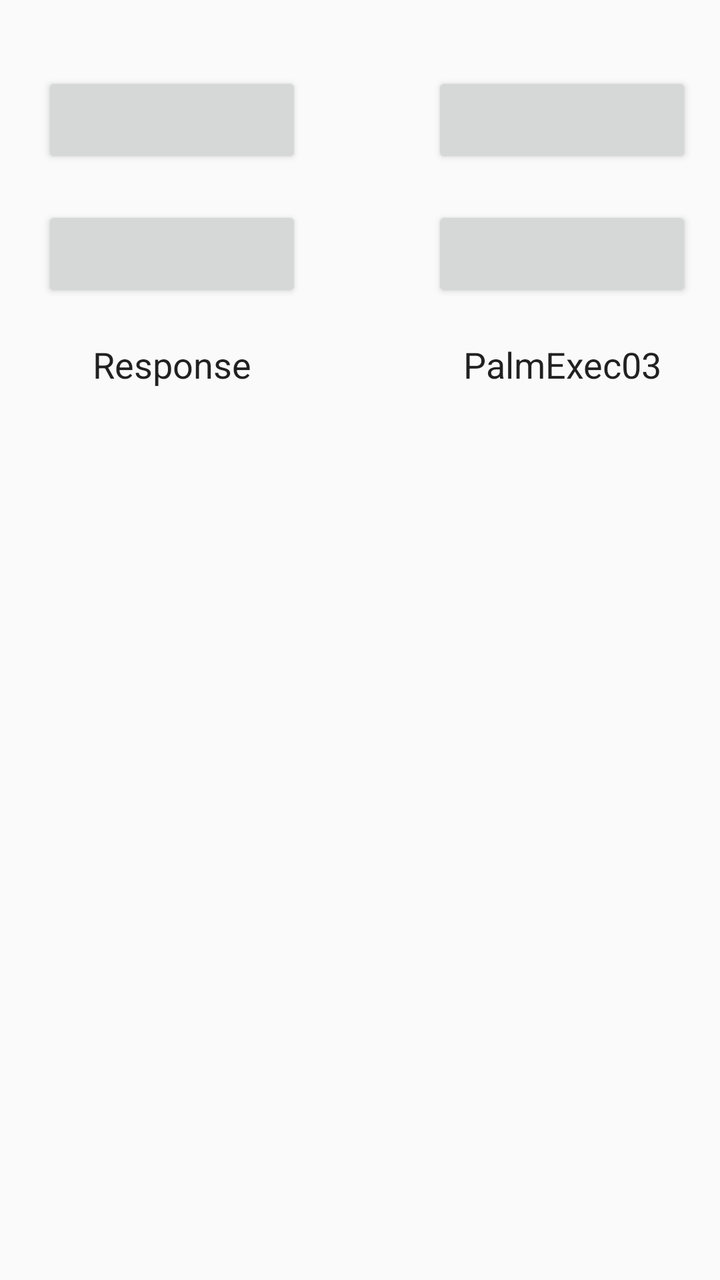
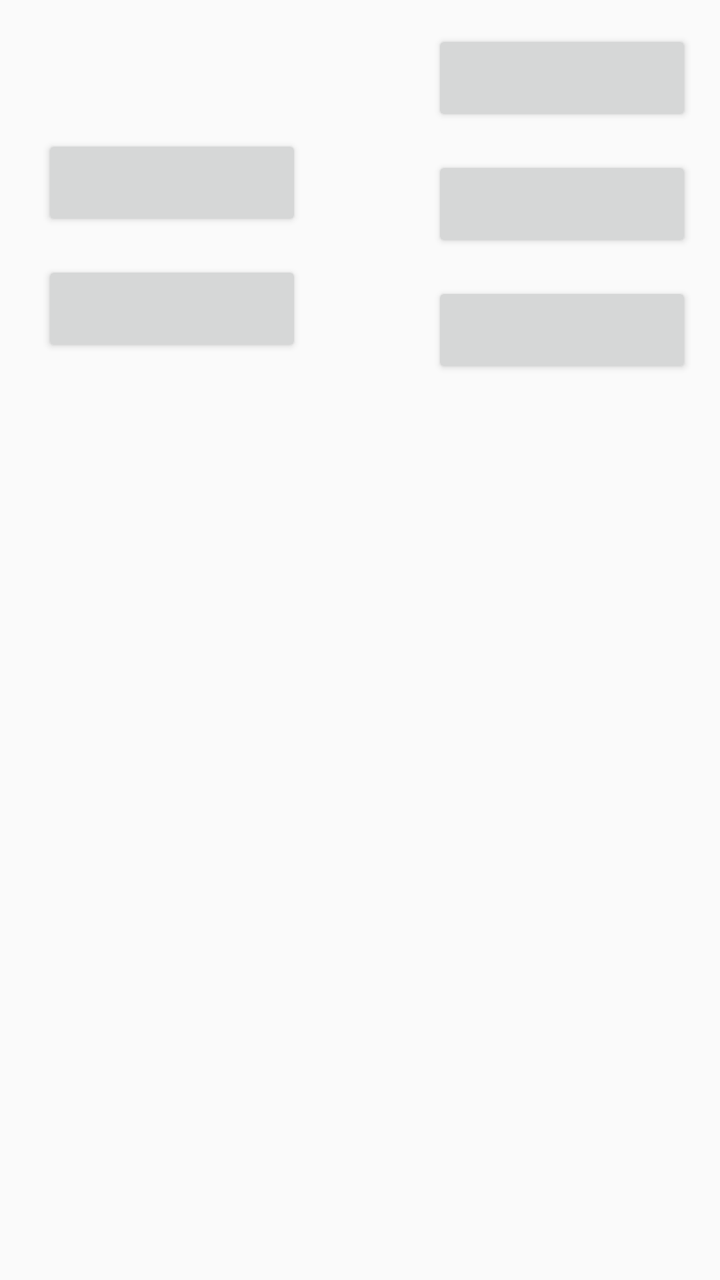

Compare the two renders of this Android layout. The source of the first and the diff that turns it into the second are given below.
<!-- AndroidManifest.xml: application theme AppTheme -->
<!-- res/layout/activity_main.xml -->
<?xml version="1.0" encoding="utf-8"?>
<RelativeLayout xmlns:android="http://schemas.android.com/apk/res/android"
    xmlns:tools="http://schemas.android.com/tools"
    android:fitsSystemWindows="true"
    android:layout_width="match_parent"
    android:layout_height="match_parent"
    tools:context=".MainActivity">

    <Button
        android:id="@+id/btnConnect"
        android:layout_width="130dp"
        android:layout_height="wrap_content"
        android:layout_alignParentStart="true"
        android:layout_alignParentTop="true"
        android:layout_marginStart="21dp"
        android:layout_marginTop="36dp" />

    <Button
        android:id="@+id/btnStart"
        android:layout_width="130dp"
        android:layout_height="wrap_content"
        android:layout_alignParentStart="true"
        android:layout_alignParentTop="true"
        android:layout_marginStart="216dp"
        android:layout_marginTop="36dp" />

    <Button
        android:id="@+id/btnScripts"
        android:layout_width="130dp"
        android:layout_height="wrap_content"
        android:layout_below="@+id/btnConnect"
        android:layout_alignParentStart="true"
        android:layout_marginStart="21dp"
        android:layout_marginTop="19dp"
        android:layout_toEndOf="@+id/btnConnect" />

    <Button
        android:id="@+id/btnAbort"
        android:layout_width="130dp"
        android:layout_height="wrap_content"
        android:layout_below="@+id/btnStart"
        android:layout_alignParentStart="true"
        android:layout_marginStart="216dp"
        android:layout_marginTop="19dp"
        android:layout_toEndOf="@+id/btnStart" />

    <TextView
        android:id="@+id/lblResponse"
        android:layout_width="130dp"
        android:layout_height="wrap_content"
        android:layout_below="@+id/btnAbort"
        android:layout_alignParentStart="true"
        android:layout_marginStart="21dp"
        android:layout_marginTop="19dp"
        android:text="@string/response"
        android:textAlignment="center"
        android:textAppearance="@style/TextAppearance.Compat.Notification"
        android:textSize="18sp" />

    <TextView
        android:id="@+id/appName"
        android:layout_width="130dp"
        android:layout_height="wrap_content"
        android:layout_below="@+id/btnAbort"
        android:layout_alignParentStart="true"
        android:layout_marginStart="216dp"
        android:layout_marginTop="19dp"
        android:text="@string/app_name"
        android:textAlignment="center"
        android:textAppearance="@style/TextAppearance.Compat.Notification"
        android:textSize="18sp" />

    <ListView
        android:id="@+id/listMeasure"
        android:layout_width="584dp"
        android:layout_height="wrap_content"
        android:layout_below="@+id/lblResponse"
        android:layout_alignParentStart="true"
        android:layout_alignParentEnd="true"
        android:layout_alignParentBottom="true"
        android:layout_marginStart="16dp"
        android:layout_marginLeft="0dp"
        android:layout_marginTop="12dp"
        android:layout_marginEnd="16dp"
        android:layout_marginRight="0dp"
        android:layout_marginBottom="50dp"
        android:fontFamily="monospace"
        android:gravity="bottom" />

</RelativeLayout>
<!-- resources referenced by this layout -->
<resources>
  <string name="app_name">PalmExec03</string>
  <string name="response">Response</string>
  <style name="AppTheme" parent="Theme.AppCompat.Light.NoActionBar" />
</resources>

<!-- the commit's change to res/layout/activity_main.xml (unified diff, before → after) -->
@@ -6,85 +6,81 @@
     android:layout_height="match_parent"
     tools:context=".MainActivity">
 
-    <Button
-        android:id="@+id/btnConnect"
+    <TextView
+        android:id="@+id/lbl_appname"
         android:layout_width="130dp"
         android:layout_height="wrap_content"
         android:layout_alignParentStart="true"
         android:layout_alignParentTop="true"
         android:layout_marginStart="21dp"
-        android:layout_marginTop="36dp" />
+        android:layout_marginTop="28dp"
+        android:textAlignment="center"
+        android:textColor="#000000"
+        android:textSize="18sp"/>
 
     <Button
-        android:id="@+id/btnStart"
+        android:id="@+id/btn_connect"
+        android:layout_width="130dp"
+        android:layout_height="wrap_content"
+        android:layout_alignParentStart="true"
+        android:layout_below="@+id/lbl_appname"
+        android:layout_marginStart="21dp"
+        android:layout_marginTop="15dp"
+        android:textColor="#000000"
+        tools:ignore="SpeakableTextPresentCheck"/>
+
+    <Button
+        android:id="@+id/btn_start"
         android:layout_width="130dp"
         android:layout_height="wrap_content"
         android:layout_alignParentStart="true"
         android:layout_alignParentTop="true"
         android:layout_marginStart="216dp"
-        android:layout_marginTop="36dp" />
+        android:layout_marginTop="15dp"
+        android:textColor="#000000"
+        tools:ignore="SpeakableTextPresentCheck" />
 
     <Button
-        android:id="@+id/btnScripts"
+        android:id="@+id/btn_scripts"
         android:layout_width="130dp"
         android:layout_height="wrap_content"
-        android:layout_below="@+id/btnConnect"
+        android:layout_below="@+id/btn_connect"
         android:layout_alignParentStart="true"
         android:layout_marginStart="21dp"
-        android:layout_marginTop="19dp"
-        android:layout_toEndOf="@+id/btnConnect" />
+        android:layout_marginTop="15dp"
+        android:textColor="#000000"
+        tools:ignore="SpeakableTextPresentCheck"/>
 
     <Button
-        android:id="@+id/btnAbort"
+        android:id="@+id/btn_control"
         android:layout_width="130dp"
         android:layout_height="wrap_content"
-        android:layout_below="@+id/btnStart"
+        android:layout_below="@+id/btn_start"
         android:layout_alignParentStart="true"
         android:layout_marginStart="216dp"
-        android:layout_marginTop="19dp"
-        android:layout_toEndOf="@+id/btnStart" />
+        android:layout_marginTop="15dp"
+        android:textColor="#000000"
+        tools:ignore="SpeakableTextPresentCheck" />
 
-    <TextView
-        android:id="@+id/lblResponse"
+    <Button
+        android:id="@+id/btn_abort"
         android:layout_width="130dp"
         android:layout_height="wrap_content"
-        android:layout_below="@+id/btnAbort"
-        android:layout_alignParentStart="true"
-        android:layout_marginStart="21dp"
-        android:layout_marginTop="19dp"
-        android:text="@string/response"
-        android:textAlignment="center"
-        android:textAppearance="@style/TextAppearance.Compat.Notification"
-        android:textSize="18sp" />
-
-    <TextView
-        android:id="@+id/appName"
-        android:layout_width="130dp"
-        android:layout_height="wrap_content"
-        android:layout_below="@+id/btnAbort"
+        android:layout_below="@+id/btn_control"
         android:layout_alignParentStart="true"
         android:layout_marginStart="216dp"
-        android:layout_marginTop="19dp"
-        android:text="@string/app_name"
-        android:textAlignment="center"
-        android:textAppearance="@style/TextAppearance.Compat.Notification"
-        android:textSize="18sp" />
+        android:layout_marginTop="15dp"
+        android:textColor="#000000"
+        tools:ignore="SpeakableTextPresentCheck"/>
 
     <ListView
-        android:id="@+id/listMeasure"
-        android:layout_width="584dp"
-        android:layout_height="wrap_content"
-        android:layout_below="@+id/lblResponse"
-        android:layout_alignParentStart="true"
-        android:layout_alignParentEnd="true"
-        android:layout_alignParentBottom="true"
-        android:layout_marginStart="16dp"
-        android:layout_marginLeft="0dp"
-        android:layout_marginTop="12dp"
-        android:layout_marginEnd="16dp"
-        android:layout_marginRight="0dp"
-        android:layout_marginBottom="50dp"
+        android:id="@+id/list_measure"
+        android:layout_width="match_parent"
+        android:layout_height="match_parent"
+        android:layout_below="@+id/btn_abort"
+        android:layout_marginTop="15dp"
         android:fontFamily="monospace"
-        android:gravity="bottom" />
+        android:textColor="#000000"
+        android:gravity="bottom"/>
 
 </RelativeLayout>
<!-- resource entries referenced after the edit -->
@@ -1,7 +1,5 @@
 <!-- resources referenced by this layout -->
 <resources>
-  <string name="app_name">PalmExec03</string>
-  <string name="response">Response</string>
   <style name="AppTheme" parent="Theme.AppCompat.Light.NoActionBar" />
 </resources>
 
